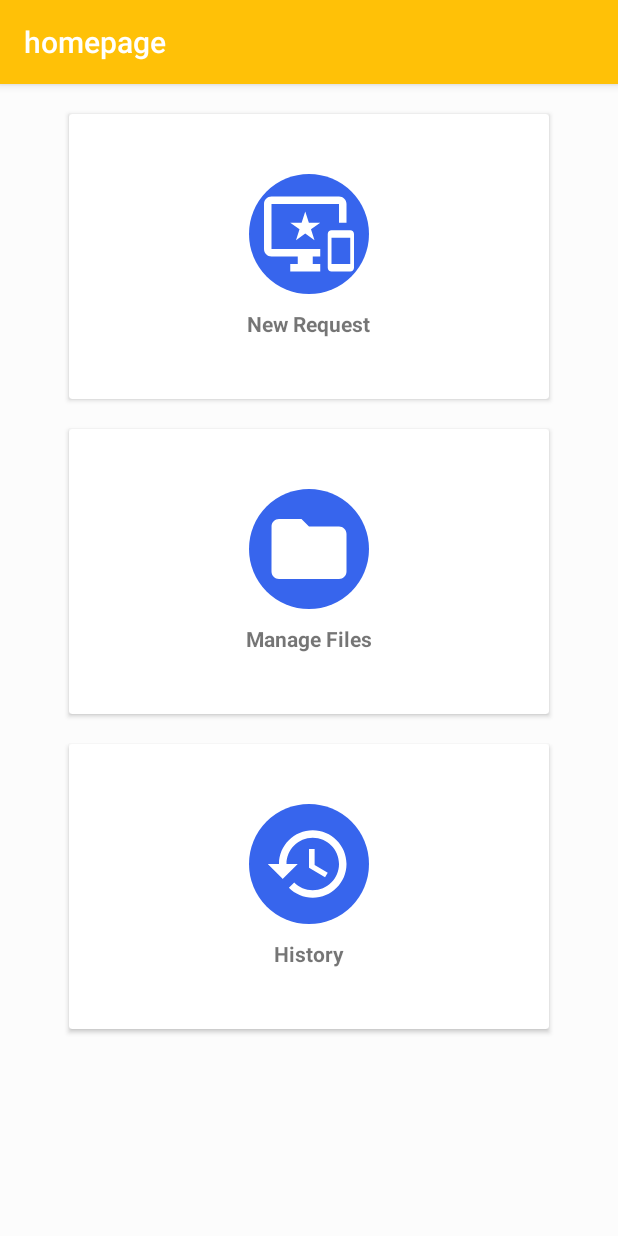
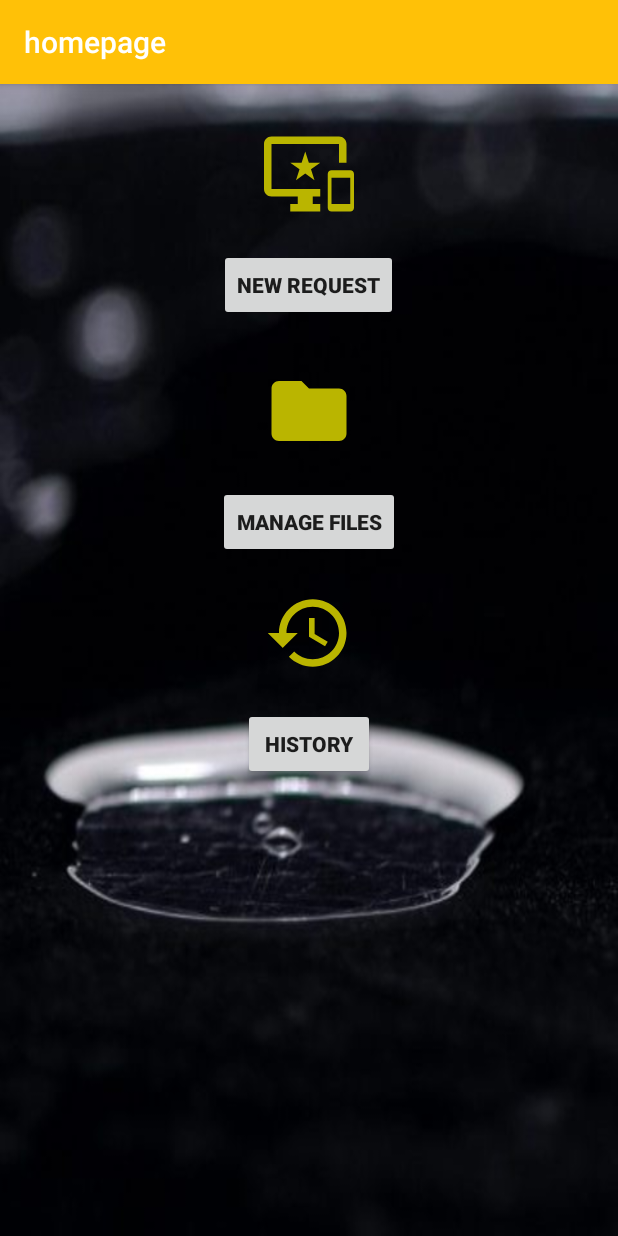
Before and after one commit to eonx32/Downloader, an Android app: the screen it shows after launch (Home), on a phone screen of 412 x 824 dp. Run offline under Robolectric (Android 15) with nearby library versions, the phone set to English and light mode, and no system bars.

Commit message:
new commit

```diff
--- a/homePage/app/src/main/AndroidManifest.xml
+++ b/homePage/app/src/main/AndroidManifest.xml
@@ -1,6 +1,7 @@
 <?xml version="1.0" encoding="utf-8"?>
 <manifest xmlns:android="http://schemas.android.com/apk/res/android"
     package="com.example.homepage">
+    <uses-permission android:name="android.permission.INTERNET"></uses-permission>
 
     <application
         android:allowBackup="true"
@@ -16,6 +17,7 @@
                 <category android:name="android.intent.category.LAUNCHER" />
             </intent-filter>
         </activity>
+        <activity android:name=".RequestActivity"></activity>
     </application>
 
 </manifest>
--- a/homePage/app/src/main/res/drawable/ic_file_download_black_24dp.xml
+++ b/homePage/app/src/main/res/drawable/ic_file_download_black_24dp.xml
@@ -4,6 +4,6 @@
         android:viewportWidth="24.0"
         android:viewportHeight="24.0">
     <path
-        android:fillColor="#fff"
+        android:fillColor="#bab500"
         android:pathData="M19,9h-4V3H9v6H5l7,7 7,-7zM5,18v2h14v-2H5z"/>
 </vector>
--- a/homePage/app/src/main/res/drawable/ic_folder_black_24dp.xml
+++ b/homePage/app/src/main/res/drawable/ic_folder_black_24dp.xml
@@ -4,6 +4,6 @@
         android:viewportWidth="24.0"
         android:viewportHeight="24.0">
     <path
-        android:fillColor="#fff"
+        android:fillColor="#bab500"
         android:pathData="M10,4H4c-1.1,0 -1.99,0.9 -1.99,2L2,18c0,1.1 0.9,2 2,2h16c1.1,0 2,-0.9 2,-2V8c0,-1.1 -0.9,-2 -2,-2h-8l-2,-2z"/>
 </vector>
--- a/homePage/app/src/main/res/drawable/ic_group_add_black_24dp.xml
+++ b/homePage/app/src/main/res/drawable/ic_group_add_black_24dp.xml
@@ -4,6 +4,6 @@
         android:viewportWidth="24.0"
         android:viewportHeight="24.0">
     <path
-        android:fillColor="#fff"
+        android:fillColor="#bab500"
         android:pathData="M8,10L5,10L5,7L3,7v3L0,10v2h3v3h2v-3h3v-2zM18,11c1.66,0 2.99,-1.34 2.99,-3S19.66,5 18,5c-0.32,0 -0.63,0.05 -0.91,0.14 0.57,0.81 0.9,1.79 0.9,2.86s-0.34,2.04 -0.9,2.86c0.28,0.09 0.59,0.14 0.91,0.14zM13,11c1.66,0 2.99,-1.34 2.99,-3S14.66,5 13,5c-1.66,0 -3,1.34 -3,3s1.34,3 3,3zM19.62,13.16c0.83,0.73 1.38,1.66 1.38,2.84v2h3v-2c0,-1.54 -2.37,-2.49 -4.38,-2.84zM13,13c-2,0 -6,1 -6,3v2h12v-2c0,-2 -4,-3 -6,-3z"/>
 </vector>
--- a/homePage/app/src/main/res/drawable/ic_history_black_24dp.xml
+++ b/homePage/app/src/main/res/drawable/ic_history_black_24dp.xml
@@ -2,8 +2,9 @@
         android:width="24dp"
         android:height="24dp"
         android:viewportWidth="24.0"
-        android:viewportHeight="24.0">
+        android:viewportHeight="24.0"
+    >
     <path
-        android:fillColor="#fff"
+        android:fillColor="#bab500"
         android:pathData="M13,3c-4.97,0 -9,4.03 -9,9L1,12l3.89,3.89 0.07,0.14L9,12L6,12c0,-3.87 3.13,-7 7,-7s7,3.13 7,7 -3.13,7 -7,7c-1.93,0 -3.68,-0.79 -4.94,-2.06l-1.42,1.42C8.27,19.99 10.51,21 13,21c4.97,0 9,-4.03 9,-9s-4.03,-9 -9,-9zM12,8v5l4.28,2.54 0.72,-1.21 -3.5,-2.08L13.5,8L12,8z"/>
 </vector>
--- a/homePage/app/src/main/res/drawable/ic_important_devices_black_24dp.xml
+++ b/homePage/app/src/main/res/drawable/ic_important_devices_black_24dp.xml
@@ -4,6 +4,6 @@
         android:viewportWidth="24.0"
         android:viewportHeight="24.0">
     <path
-        android:fillColor="#ffffff"
+        android:fillColor="#bab500"
         android:pathData="M23,11.01L18,11c-0.55,0 -1,0.45 -1,1v9c0,0.55 0.45,1 1,1h5c0.55,0 1,-0.45 1,-1v-9c0,-0.55 -0.45,-0.99 -1,-0.99zM23,20h-5v-7h5v7zM20,2L2,2C0.89,2 0,2.89 0,4v12c0,1.1 0.89,2 2,2h7v2L7,20v2h8v-2h-2v-2h2v-2L2,16L2,4h18v5h2L22,4c0,-1.11 -0.9,-2 -2,-2zM11.97,9L11,6l-0.97,3L7,9l2.47,1.76 -0.94,2.91 2.47,-1.8 2.47,1.8 -0.94,-2.91L15,9h-3.03z"/>
 </vector>
--- a/homePage/app/src/main/res/layout/activity_home.xml
+++ b/homePage/app/src/main/res/layout/activity_home.xml
@@ -7,99 +7,66 @@
     tools:context=".Home"
     android:orientation="vertical"
     android:padding="10dp"
-    android:background="@color/backgroundcolor">
+    android:background="@drawable/flowersdrops">
 
     <LinearLayout
         android:clipToPadding="false"
         android:gravity="center"
-        android:orientation="horizontal"
         android:layout_width="match_parent"
-        android:layout_height="wrap_content">
-        <android.support.v7.widget.CardView
-            android:layout_width="320dp"
-            android:layout_height="190dp"
-            android:layout_margin="10dp">
-        <LinearLayout
-            android:layout_width="match_parent"
-            android:layout_height="match_parent"
-            android:orientation="vertical"
-            android:gravity="center">
+        android:layout_height="wrap_content"
+        android:padding="10dp"
+        android:orientation="vertical">
             <ImageView
                 android:layout_width="80dp"
                 android:layout_height="80dp"
-                android:background="@drawable/cerclebackgroundboldgreen"
                 android:src="@drawable/ic_important_devices_black_24dp"
                 android:padding="10dp"/>
-            <TextView
+            <Button
                 android:layout_width="wrap_content"
                 android:layout_height="wrap_content"
                 android:textStyle="bold"
                 android:layout_marginTop="10dp"
-                android:text="New Request"/>
-        </LinearLayout>
-        </android.support.v7.widget.CardView>
+                android:text="New Request"
+                android:id="@+id/b1"
+                android:onClick="onButtonClick"/>
     </LinearLayout>
 
     <LinearLayout
         android:clipToPadding="false"
         android:gravity="center"
-        android:orientation="horizontal"
+        android:orientation="vertical"
         android:layout_width="match_parent"
-        android:layout_height="wrap_content">
-        <android.support.v7.widget.CardView
-            android:layout_width="320dp"
-            android:layout_height="190dp"
-            android:layout_margin="10dp">
-            <LinearLayout
-                android:layout_width="match_parent"
-                android:layout_height="match_parent"
-                android:orientation="vertical"
-                android:gravity="center">
+        android:layout_height="wrap_content"
+        android:padding="10dp">
         <ImageView
             android:layout_width="80dp"
             android:layout_height="80dp"
-                    android:background="@drawable/cerclebackgroundboldgreen"
             android:src="@drawable/ic_folder_black_24dp"
             android:padding="10dp"/>
-                <TextView
+        <Button
             android:layout_width="wrap_content"
             android:layout_height="wrap_content"
             android:textStyle="bold"
             android:layout_marginTop="10dp"
             android:text="Manage Files"/>
     </LinearLayout>
-        </android.support.v7.widget.CardView>
-    </LinearLayout>
 
     <LinearLayout
         android:clipToPadding="false"
         android:gravity="center"
-        android:orientation="horizontal"
+        android:orientation="vertical"
         android:layout_width="match_parent"
         android:layout_height="wrap_content">
-        <android.support.v7.widget.CardView
-            android:layout_width="320dp"
-            android:layout_height="190dp"
-            android:layout_margin="10dp">
-            <LinearLayout
-                android:layout_width="match_parent"
-                android:layout_height="match_parent"
-                android:orientation="vertical"
-                android:gravity="center">
         <ImageView
             android:layout_width="80dp"
             android:layout_height="80dp"
-                    android:background="@drawable/cerclebackgroundboldgreen"
             android:src="@drawable/ic_history_black_24dp"
             android:padding="10dp"/>
-                <TextView
+        <Button
             android:layout_width="wrap_content"
             android:layout_height="wrap_content"
             android:textStyle="bold"
             android:layout_marginTop="10dp"
             android:text="History"/>
-
-            </LinearLayout>
-        </android.support.v7.widget.CardView>
     </LinearLayout>
 </LinearLayout>
--- a/homePage/app/src/main/res/values/colors.xml
+++ b/homePage/app/src/main/res/values/colors.xml
@@ -7,7 +7,7 @@
     <color name="deeppurple">#e16bd5</color>
     <color name="yello">#00b2ff</color>
     <color name="yellow">#f7ffff00</color>
-    <color name="green">#d2ed49</color>
+    <color name="green">#cc95af10</color>
     <color name="boldgreen">#3765ed</color>
     <color name="colorAccent">#FF4081</color>
 </resources>
```
Also changed, not shown: homePage/app/src/main/java/com/example/homepage/Home.java (+8 -0 lines), homePage/app/src/main/java/com/example/homepage/RequestActivity.java (added, +13 -0 lines), homePage/app/src/main/res/drawable/ic_add_to_queue_black_24dp.xml (added, +9 -0 lines), homePage/app/src/main/res/drawable/ic_queue_black_24dp.xml (added, +9 -0 lines), homePage/app/src/main/res/drawable/ic_wifi_black_24dp.xml (deleted, +0 -9 lines), homePage/app/src/main/res/drawable/ic_wifi_tethering_black_24dp.xml (deleted, +0 -9 lines), homePage/app/src/main/res/layout/activity_request.xml (added, +73 -0 lines), homePage/app/src/main/res/drawable/flowersdrops.jpg (added). Lines whose indentation alone changed are shown as unchanged.
